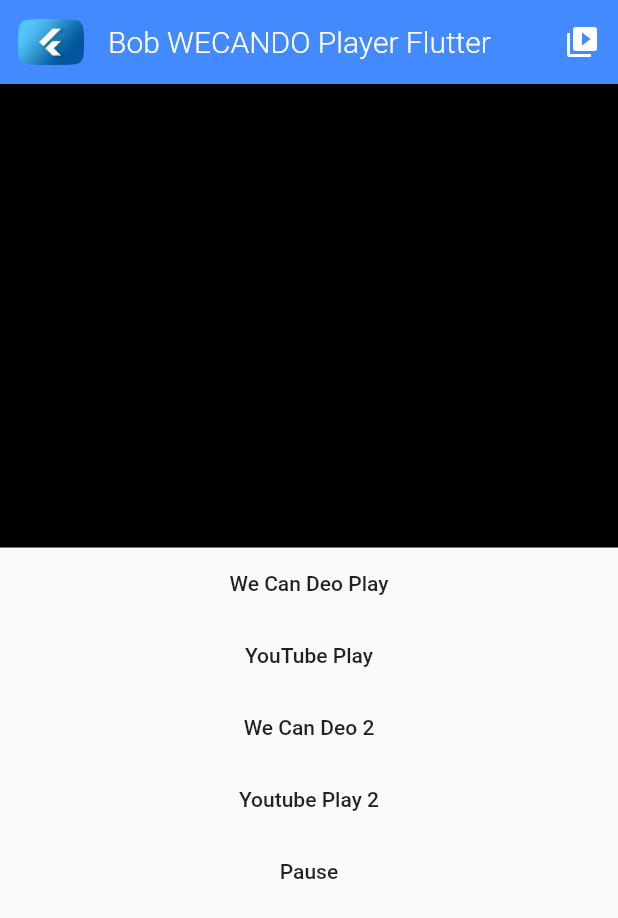
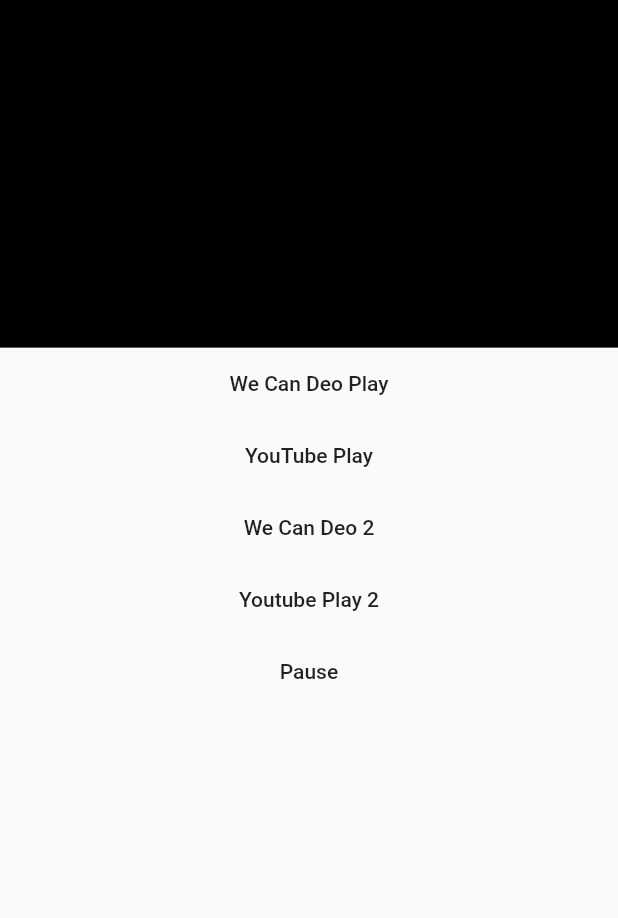
Before and after one commit to amond-project/flutter-plugins, a Flutter app: the screen it shows after launch, on a phone screen of 412 x 824 dp. Shown: the top 918 px of the screen. Run offline on Flutter 3.47's test engine with Material 2 defaults, Android fonts, the light colour scheme and no system bars; our stand-ins replace youtube_player_flutter; missing offline and left inert: flutter_inappwebview.

Commit message:
리버트 된 것 다시 살림.

```diff
--- a/example/lib/main.dart
+++ b/example/lib/main.dart
@@ -55,6 +55,7 @@
   @override
   void initState() {
     super.initState();
+    SystemChrome.setEnabledSystemUIOverlays([]);
   }
 
   @override
@@ -67,42 +68,33 @@
     super.dispose();
   }
 
-  @override
-  Widget build(BuildContext context) {
-    return Scaffold(
-      key: _scaffoldKey,
-      appBar: AppBar(
-        leading: Padding(
-          padding: const EdgeInsets.only(left: 12.0),
-          child: Image.asset(
-            'assets/ypf.png',
-            fit: BoxFit.fitWidth,
-          ),
-        ),
-        title: const Text(
-          'Bob WECANDO Player Flutter',
-          style: TextStyle(color: Colors.white),
-        ),
-        actions: [
-          IconButton(
-            icon: const Icon(Icons.video_library),
-            onPressed: () {
-              SystemChrome.setPreferredOrientations([DeviceOrientation.portraitUp]);
-            },
-          ),
-        ],
-      ),
-      body: Column(
-        children: <Widget>[
-          AspectRatio(
-            aspectRatio: 320 / 240,
-            child: BobMultiPlayer(playerObject: (obj) {
+  Widget bobPlayer() {
+    return BobMultiPlayer(playerObject: (obj) {
       playerObj = obj;
     },
       playerState: (value, param) {
         print("----" + value + "," + param.toString());
-              },),
+      },
+    );
+  }
+
+  Widget body() {
+    return Column(
+      children: <Widget>[
+        MediaQuery.of(context).orientation == Orientation.portrait ? SizedBox(height: MediaQuery.of(context).viewPadding.top,) : SizedBox.shrink(),
+        AspectRatio(
+            aspectRatio: MediaQuery.of(context).orientation == Orientation.portrait ? 16 / 9 :
+            MediaQuery.of(context).size.width / (MediaQuery.of(context).size.height - MediaQuery.of(context).viewPadding.top),
+            child: bobPlayer()
         ),
+        MediaQuery.of(context).orientation == Orientation.portrait ? buttons() : SizedBox.shrink(),
+      ],
+    );
+  }
+
+  Widget buttons() {
+    return Column(
+      children: <Widget>[
         FlatButton(
           child: Text("We Can Deo Play"),
           onPressed: () {
@@ -139,7 +131,35 @@
           },
         ),
       ],
-      ),
+    );
+  }
+
+  @override
+  Widget build(BuildContext context) {
+    return Scaffold(
+      key: _scaffoldKey,
+//      appBar: AppBar(
+//        leading: Padding(
+//          padding: const EdgeInsets.only(left: 12.0),
+//          child: Image.asset(
+//            'assets/ypf.png',
+//            fit: BoxFit.fitWidth,
+//          ),
+//        ),
+//        title: const Text(
+//          'Bob WECANDO Player Flutter',
+//          style: TextStyle(color: Colors.white),
+//        ),
+//        actions: [
+//          IconButton(
+//            icon: const Icon(Icons.video_library),
+//            onPressed: () {
+//              SystemChrome.setPreferredOrientations([DeviceOrientation.portraitUp]);
+//            },
+//          ),
+//        ],
+//      ),
+      body: body(),
     );
   }
 
```
Lines whose indentation alone changed are shown as unchanged.
